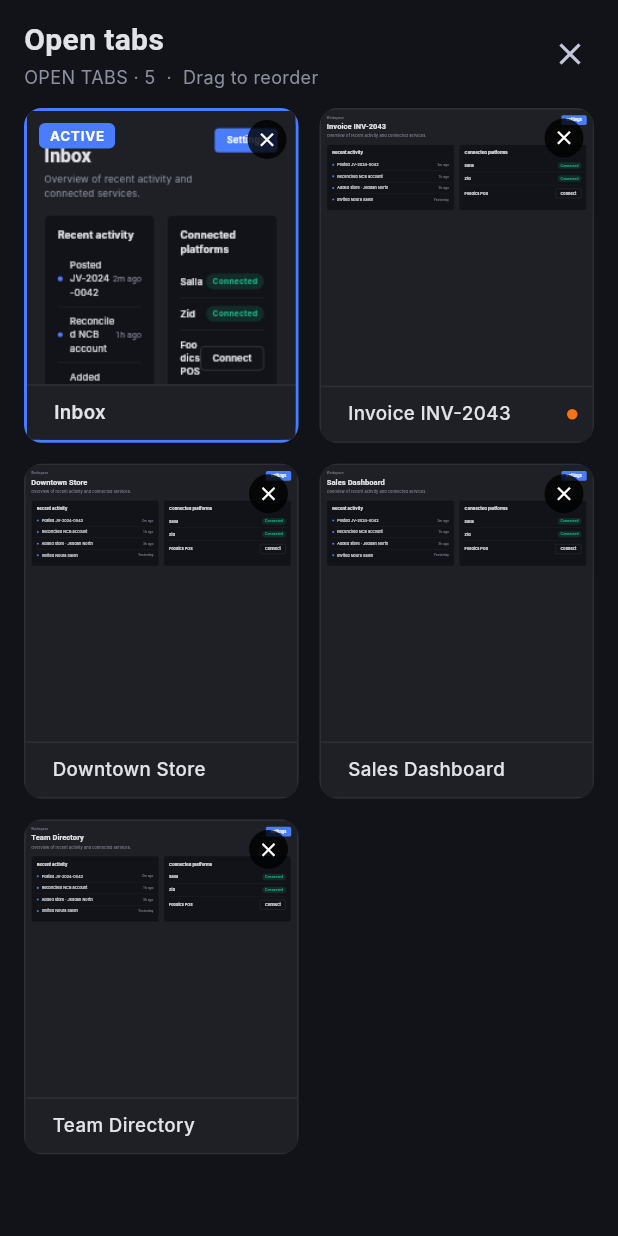
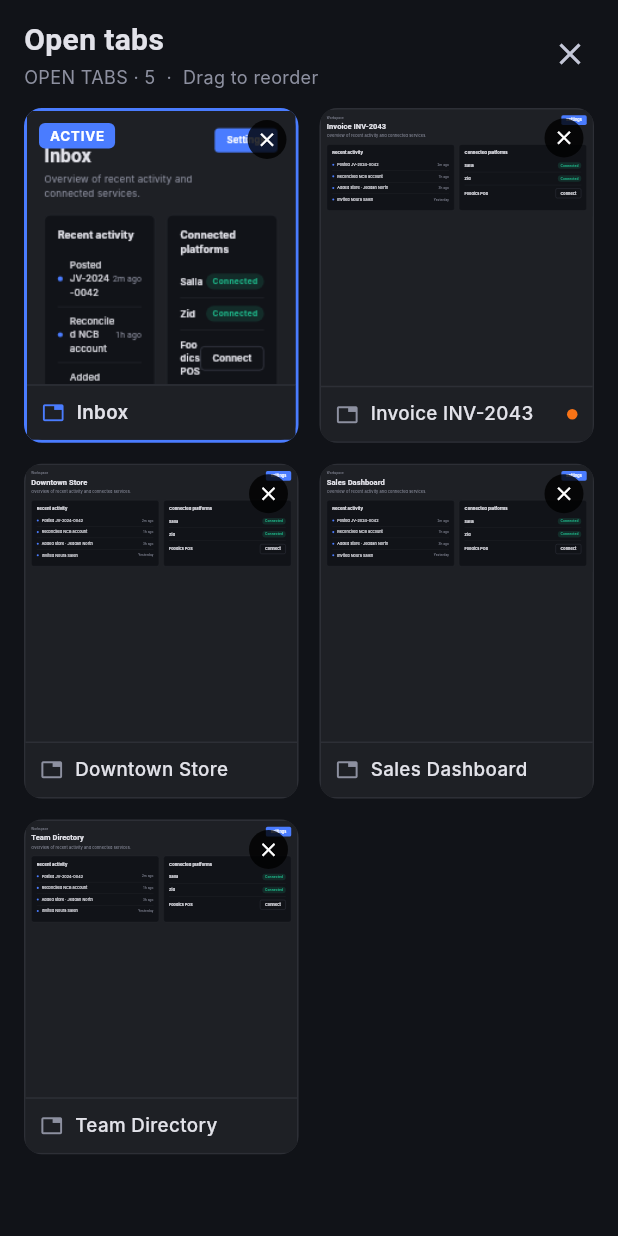
Before and after one commit to GeniusSystems24/super_tab_bar, a Flutter app: the CompactMobileExample screen opened directly, after a tap on "Clean", after a tap on "Dirty", after a tap on the "grid view" icon, on a phone screen of 412 x 824 dp. Run offline on Flutter 3.47's test engine with Material 3 defaults, Android fonts, the phone set to English and light mode, and no system bars; missing offline and left inert: super_core; Roboto replaces fonts that are missing (Inter, JetBrainsMono, Manrope).

Commit message:
chore: update version to 2.6.1 and improve code consistency across files

```diff
--- a/example/lib/browser_tabs_demo.dart
+++ b/example/lib/browser_tabs_demo.dart
@@ -51,10 +51,6 @@ class _BrowserTabsDemoState extends State<BrowserTabsDemo> {
     super.dispose();
   }
 
-  // Each tab gets a real stateful page — its counter / field / scroll position
-  // is the thing we want to survive a tab switch.
-  Widget _pageBuilder(BuildContext context, BrowserTab tab) =>
-      _StatefulTabPage(key: ValueKey('page-${tab.id}-$_lazy'), tab: tab);
 
   @override
   Widget build(BuildContext context) {
--- a/lib/src/compact.dart
+++ b/lib/src/compact.dart
@@ -515,7 +515,11 @@ class _TabThumbnail extends StatelessWidget {
                 ),
                 child: Row(
                   children: [
-                    if (tab.leading != null) tab.leading!,
+                    tab.leading ?? Icon(Icons.tab_outlined,
+                        size: 15,
+                        color: active
+                            ? SuperTabBarThemeData.accent
+                            : s.fg3),
                     const SizedBox(width: 8),
                     Expanded(
                       child: Text(
--- a/lib/src/models.dart
+++ b/lib/src/models.dart
@@ -55,7 +55,7 @@ enum SuperTabBehavior {
 /// [SuperTabBarController] which produces new instances via [copyWith].
 @immutable
 class BrowserTab {
-  BrowserTab({
+  const BrowserTab({
     required this.id,
     required this.title,
     this.dirty = false,
--- a/lib/src/overlays.dart
+++ b/lib/src/overlays.dart
@@ -453,7 +453,7 @@ class _MiniPagePreviewState extends State<MiniPagePreview> {
                                   border: Border(bottom: BorderSide(color: s.border))),
                               child: Row(
                                 children: [
-                                  Icon(
+                                  const Icon(
                                     Icons.tab_outlined,
                                     size: 15,
                                     color: SuperTabBarThemeData.accent,
--- a/lib/src/pages.dart
+++ b/lib/src/pages.dart
@@ -511,7 +511,7 @@ class _PageStore extends StatelessWidget {
             gradient: LinearGradient(
               begin: Alignment.topLeft,
               end: Alignment.bottomRight,
-              colors: [HSLColor.fromAHSL(1, 250, 0.35, 0.38).toColor(), HSLColor.fromAHSL(1, 220, 0.32, 0.32).toColor()],
+              colors: [const HSLColor.fromAHSL(1, 250, 0.35, 0.38).toColor(), const HSLColor.fromAHSL(1, 220, 0.32, 0.32).toColor()],
             ),
           ),
           child: Stack(
@@ -535,7 +535,7 @@ class _PageStore extends StatelessWidget {
           ),
         ),
         const SizedBox(height: 18),
-        Row(children: const [
+        const Row(children: [
           _Stat(label: "Today's sales", value: 'SAR 18,420', delta: '6.2% vs avg', up: true),
           SizedBox(width: 12),
           _Stat(label: 'Transactions', value: '142', delta: '12 in last hour', up: true),
@@ -638,7 +638,7 @@ class _PageDashboard extends StatelessWidget {
           actions: const [_Btn('Last 7 months ▾'), _Btn('Export report', primary: true)],
         ),
         const SizedBox(height: 20),
-        Row(children: const [
+        const Row(children: [
           _Stat(label: 'Revenue MTD', value: 'SAR 512,660', delta: '8.4%', up: true),
           SizedBox(width: 12),
           _Stat(label: 'Expenses MTD', value: 'SAR 329,410', delta: '3.1%', up: false),
--- a/lib/src/tab_bar.dart
+++ b/lib/src/tab_bar.dart
@@ -646,7 +646,7 @@ class _SuperTabBarState extends State<SuperTabBar> {
                 right: Directionality.of(ctx) == TextDirection.rtl ? null : 16,
                 left: Directionality.of(ctx) == TextDirection.rtl ? 16 : null,
                 child: FloatingActionButton(
-                  heroTag: 'super_tab_bar_compact_fab_${hashCode}',
+                  heroTag: 'super_tab_bar_compact_fab_$hashCode',
                   backgroundColor: SuperTabBarThemeData.accent,
                   foregroundColor: Colors.white,
                   tooltip: 'Open tab switcher',
--- a/lib/src/theme.dart
+++ b/lib/src/theme.dart
@@ -1,28 +1,35 @@
 // ============================================================
 // SuperTabBarThemeData — the component's own ThemeExtension.
 // ------------------------------------------------------------
-// Self-contained: replaces design-system token / surface / theme files.
-// Everything SuperTabBar (and its pages / overlays) needs to paint lives here.
+// Self-contained: all surfaces and brand constants needed by SuperTabBar.
 //
-//   • Instance fields  = surfaces that SWAP between dark & light
-//     (bg / surface / hover / border / fg1..fg4 …). These are lerped.
-//   • Static const     = brand constants that DON'T vary by theme
-//     (accent + semantic palette, font families, radii, shadows, motion).
+//   • Instance fields  = surfaces that SWAP between dark & light (lerped).
+//   • Static const     = brand constants that don't vary by theme.
 //
-// Register on your app theme:
+// v2.5.0 — SuperMaterialThemeData compatibility
+// ----------------------------------------------
+// SuperTabBarThemeData.of(context) now bridges from the Material ColorScheme
+// automatically when no explicit extension is registered. This means
+// registering SuperMaterialThemeData.light/dark() in MaterialApp is
+// sufficient — no extra extension wiring is needed:
+//
+//   MaterialApp(
+//     theme:     SuperMaterialThemeData.light(palette: SuperPalette.bluePalette),
+//     darkTheme: SuperMaterialThemeData.dark(palette: SuperPalette.bluePalette),
+//     // SuperTabBar themes automatically from ColorScheme.
+//   )
+//
+// To override explicitly:
 //
 //   ThemeData(
-//     extensions: [SuperTabBarThemeData.dark],   // or .light
+//     extensions: [SuperTabBarThemeData.fromColorScheme(colorScheme)],
 //   )
-//
-// then read it anywhere:
-//
-//   SuperTabBarThemeData.of(context)   // falls back to .dark if none registered
 //
 //   File: lib/src/theme.dart
 // ============================================================
 
 import 'package:flutter/material.dart';
+import 'package:super_core/super_core.dart';
 
 @immutable
 class SuperTabBarThemeData extends ThemeExtension<SuperTabBarThemeData> {
@@ -54,16 +61,16 @@ class SuperTabBarThemeData extends ThemeExtension<SuperTabBarThemeData> {
   });
 
   // ── Brand + semantic palette (theme-independent · const) ───
-  static const Color accent = Color(0xFF4A7CFF);
+  static const Color accent  = Color(0xFF4A7CFF);
   static const Color success = Color(0xFF1DB88A);
   static const Color warning = Color(0xFFF97316);
-  static const Color danger = Color(0xFFEF4444);
-  static const Color info = accent;
+  static const Color danger  = Color(0xFFEF4444);
+  static const Color info    = accent;
 
   // ── Typography ─────────────────────────────────────────────
   static const String displayFont = 'Manrope';
-  static const String bodyFont = 'Inter';
-  static const String monoFont = 'JetBrainsMono';
+  static const String bodyFont    = 'Inter';
+  static const String monoFont    = 'JetBrainsMono';
 
   // ── Radii ──────────────────────────────────────────────────
   static const double radiusSm = 4;
@@ -73,53 +80,100 @@ class SuperTabBarThemeData extends ThemeExtension<SuperTabBarThemeData> {
 
   // ── Elevation ──────────────────────────────────────────────
   static const List<BoxShadow> cardShadow = [
-    BoxShadow(color: Color(0x40000000), blurRadius: 50, spreadRadius: -12, offset: Offset(0, 25)),
+    BoxShadow(
+        color: Color(0x40000000),
+        blurRadius: 50,
+        spreadRadius: -12,
+        offset: Offset(0, 25)),
   ];
   static const List<BoxShadow> popShadow = [
-    BoxShadow(color: Color(0x73000000), blurRadius: 32, spreadRadius: -8, offset: Offset(0, 12)),
+    BoxShadow(
+        color: Color(0x73000000),
+        blurRadius: 32,
+        spreadRadius: -8,
+        offset: Offset(0, 12)),
   ];
 
   // ── Motion ─────────────────────────────────────────────────
-  static const Duration durFast = Duration(milliseconds: 100);
-  static const Duration durBase = Duration(milliseconds: 150);
-  static const Duration durSlow = Duration(milliseconds: 300);
-  static const Duration durSlower = Duration(milliseconds: 500);
-  static const Curve curveStandard = Cubic(0.4, 0, 0.2, 1);
-  static const Curve curveDecelerate = Cubic(0, 0, 0.2, 1);
-  static const Curve curveEmphasized = Cubic(0.2, 0, 0, 1);
+  static const Duration durFast    = Duration(milliseconds: 100);
+  static const Duration durBase    = Duration(milliseconds: 150);
+  static const Duration durSlow    = Duration(milliseconds: 300);
+  static const Duration durSlower  = Duration(milliseconds: 500);
+  static const Curve curveStandard    = Cubic(0.4, 0, 0.2, 1);
+  static const Curve curveDecelerate  = Cubic(0, 0, 0.2, 1);
+  static const Curve curveEmphasized  = Cubic(0.2, 0, 0, 1);
 
-  // ── Presets ────────────────────────────────────────────────
+  // ── Static presets ─────────────────────────────────────────
   static const SuperTabBarThemeData dark = SuperTabBarThemeData(
-    bg: Color(0xFF111318),
-    surface: Color(0xFF1E2025),
-    surface2: Color(0xFF292D38),
-    inputBg: Color(0xFF33353A),
-    hover: Color(0xFF2F3540),
-    border: Color(0x6643464F),
+    bg:           Color(0xFF111318),
+    surface:      Color(0xFF1E2025),
+    surface2:     Color(0xFF292D38),
+    inputBg:      Color(0xFF33353A),
+    hover:        Color(0xFF2F3540),
+    border:       Color(0x6643464F),
     borderStrong: Color(0xFF434654),
-    fg1: Color(0xFFE2E2E9),
-    fg2: Color(0xFFC3C6D7),
-    fg3: Color(0xFF8D90A0),
-    fg4: Color(0xFF44474E),
+    fg1:          Color(0xFFE2E2E9),
+    fg2:          Color(0xFFC3C6D7),
+    fg3:          Color(0xFF8D90A0),
+    fg4:          Color(0xFF44474E),
   );
 
   static const SuperTabBarThemeData light = SuperTabBarThemeData(
-    bg: Color(0xFFF7F8FA),
-    surface: Color(0xFFFFFFFF),
-    surface2: Color(0xFFFFFFFF),
-    inputBg: Color(0xFFE6ECF5),   // close-button hover — clearly visible on light bg
-    hover: Color(0xFFDDE5F2),     // tab hover — distinct from bg #F7F8FA
-    border: Color(0xFFE2E8F0),
+    bg:           Color(0xFFF7F8FA),
+    surface:      Color(0xFFFFFFFF),
+    surface2:     Color(0xFFFFFFFF),
+    inputBg:      Color(0xFFE6ECF5),
+    hover:        Color(0xFFDDE5F2),
+    border:       Color(0xFFE2E8F0),
     borderStrong: Color(0xFFC2C6D6),
-    fg1: Color(0xFF0F172A),
-    fg2: Color(0xFF424754),
-    fg3: Color(0xFF64748B),
-    fg4: Color(0xFFC2C6D6),
+    fg1:          Color(0xFF0F172A),
+    fg2:          Color(0xFF424754),
+    fg3:          Color(0xFF64748B),
+    fg4:          Color(0xFFC2C6D6),
   );
 
-  /// Reads the registered extension, or falls back to [dark].
-  static SuperTabBarThemeData of(BuildContext context) =>
-      Theme.of(context).extension<SuperTabBarThemeData>() ?? dark;
+  // ── SuperMaterialThemeData compatibility ──────────────────
+
+  /// Derives a [SuperTabBarThemeData] from a Material [ColorScheme].
+  ///
+  /// Called automatically by [of] when no explicit extension is registered,
+  /// enabling seamless use with [SuperMaterialThemeData]. Reads GeniusLink
+  /// neutral surface constants for surface/border tokens so the tab bar
+  /// remains visually consistent with the rest of the Super toolkit.
+  factory SuperTabBarThemeData.fromColorScheme(ColorScheme cs) {
+    final isDark = cs.brightness == Brightness.dark;
+    final fallback = isDark ? dark : light;
+    // Use GeniusLink-standard neutral surfaces for visual consistency;
+    // fg tokens come from the ColorScheme for accurate palette adaptation.
+    return SuperTabBarThemeData(
+      bg:           isDark ? const Color(0xFF111318) : const Color(0xFFF7F8FA),
+      surface:      isDark ? const Color(0xFF1E2025) : cs.surface,
+      surface2:     isDark ? const Color(0xFF292D38) : cs.surfaceContainerHighest,
+      inputBg:      isDark ? const Color(0xFF33353A) : cs.surfaceContainerHighest,
+      hover:        isDark ? const Color(0xFF2F3540) : fallback.hover,
+      border:       isDark ? const Color(0x6643464F) : cs.outline,
+      borderStrong: isDark ? const Color(0xFF434654) : cs.outlineVariant,
+      fg1:          cs.onSurface,
+      fg2:          cs.onSurfaceVariant,
+      fg3:          isDark ? const Color(0xFF8D90A0) : cs.onSurfaceVariant,
+      fg4:          isDark ? const Color(0xFF44474E) : fallback.fg4,
+    );
+  }
+
+  /// Reads the registered [ThemeExtension], or bridges from the current
+  /// Material [ColorScheme] (enables [SuperMaterialThemeData] compatibility),
+  /// or falls back to [dark] when no Material theme is present.
+  ///
+  /// Priority:
+  /// 1. Explicit `SuperTabBarThemeData` extension registered on [ThemeData]
+  /// 2. Derived from `Theme.of(context).colorScheme` via [fromColorScheme]
+  /// 3. Static [dark] preset (last resort / no-theme environments)
+  static SuperTabBarThemeData of(BuildContext context) {
+    final ext = Theme.of(context).extension<SuperTabBarThemeData>();
+    if (ext != null) return ext;
+    return SuperTabBarThemeData.fromColorScheme(
+        Theme.of(context).colorScheme);
+  }
 
   @override
   SuperTabBarThemeData copyWith({
@@ -136,34 +190,35 @@ class SuperTabBarThemeData extends ThemeExtension<SuperTabBarThemeData> {
     Color? fg4,
   }) =>
       SuperTabBarThemeData(
-        bg: bg ?? this.bg,
-        surface: surface ?? this.surface,
-        surface2: surface2 ?? this.surface2,
-        inputBg: inputBg ?? this.inputBg,
-        hover: hover ?? this.hover,
-        border: border ?? this.border,
+        bg:           bg           ?? this.bg,
+        surface:      surface      ?? this.surface,
+        surface2:     surface2     ?? this.surface2,
+        inputBg:      inputBg      ?? this.inputBg,
+        hover:        hover        ?? this.hover,
+        border:       border       ?? this.border,
         borderStrong: borderStrong ?? this.borderStrong,
-        fg1: fg1 ?? this.fg1,
-        fg2: fg2 ?? this.fg2,
-        fg3: fg3 ?? this.fg3,
-        fg4: fg4 ?? this.fg4,
+        fg1:          fg1          ?? this.fg1,
+        fg2:          fg2          ?? this.fg2,
+        fg3:          fg3          ?? this.fg3,
+        fg4:          fg4          ?? this.fg4,
       );
 
   @override
-  SuperTabBarThemeData lerp(ThemeExtension<SuperTabBarThemeData>? other, double t) {
+  SuperTabBarThemeData lerp(
+      ThemeExtension<SuperTabBarThemeData>? other, double t) {
     if (other is! SuperTabBarThemeData) return this;
     return SuperTabBarThemeData(
-      bg: Color.lerp(bg, other.bg, t)!,
-      surface: Color.lerp(surface, other.surface, t)!,
-      surface2: Color.lerp(surface2, other.surface2, t)!,
-      inputBg: Color.lerp(inputBg, other.inputBg, t)!,
-      hover: Color.lerp(hover, other.hover, t)!,
-      border: Color.lerp(border, other.border, t)!,
+      bg:           Color.lerp(bg,           other.bg,           t)!,
+      surface:      Color.lerp(surface,      other.surface,      t)!,
+      surface2:     Color.lerp(surface2,     other.surface2,     t)!,
+      inputBg:      Color.lerp(inputBg,      other.inputBg,      t)!,
+      hover:        Color.lerp(hover,        other.hover,        t)!,
+      border:       Color.lerp(border,       other.border,       t)!,
       borderStrong: Color.lerp(borderStrong, other.borderStrong, t)!,
-      fg1: Color.lerp(fg1, other.fg1, t)!,
-      fg2: Color.lerp(fg2, other.fg2, t)!,
-      fg3: Color.lerp(fg3, other.fg3, t)!,
-      fg4: Color.lerp(fg4, other.fg4, t)!,
+      fg1:          Color.lerp(fg1,          other.fg1,          t)!,
+      fg2:          Color.lerp(fg2,          other.fg2,          t)!,
+      fg3:          Color.lerp(fg3,          other.fg3,          t)!,
+      fg4:          Color.lerp(fg4,          other.fg4,          t)!,
     );
   }
 }
--- a/pubspec.yaml
+++ b/pubspec.yaml
@@ -9,7 +9,7 @@ description: >
   switching. Zero third-party dependencies.
 
 
-version: 2.6.0
+version: 2.6.1
 
 homepage: https://github.com/GeniusSystems24/super_tab_bar
 repository: https://github.com/GeniusSystems24/super_tab_bar
@@ -22,6 +22,9 @@ environment:
 dependencies:
   flutter:
     sdk: flutter
+  # Shared GeniusLink design-system foundation — provides SuperPalette,
+  # SuperMaterialThemeData, and SuperThemeData for automatic light/dark theming.
+  super_core: ^1.0.0
 
 dev_dependencies:
   flutter_test:
```
Also changed, not shown: 2 other files.
